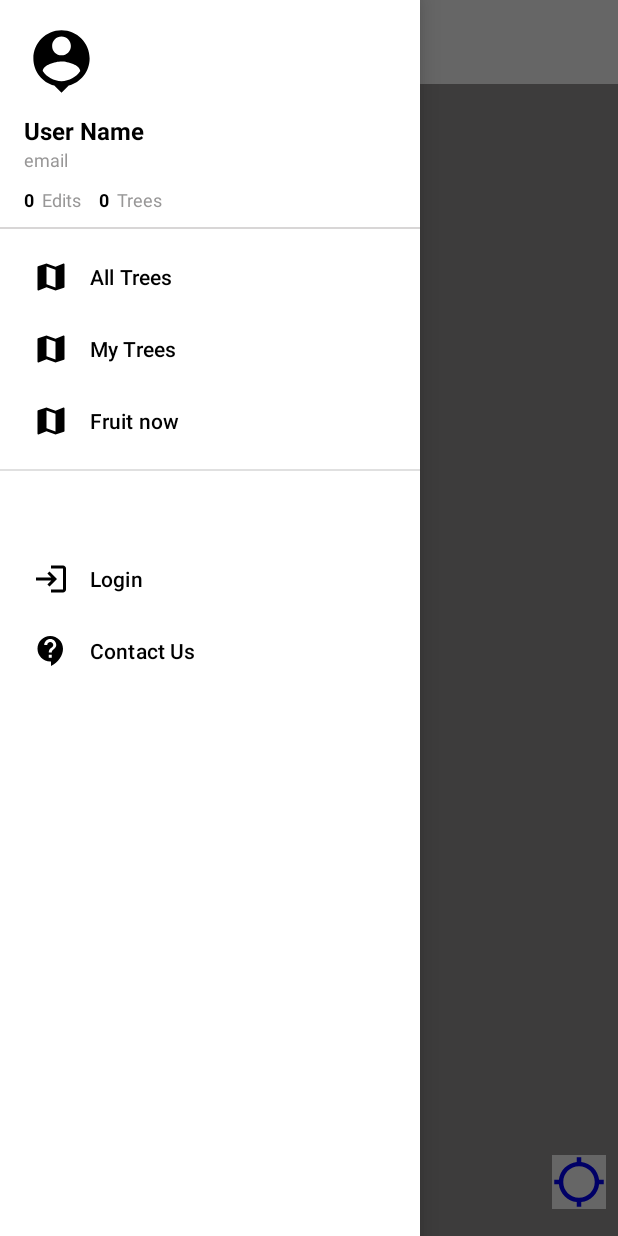
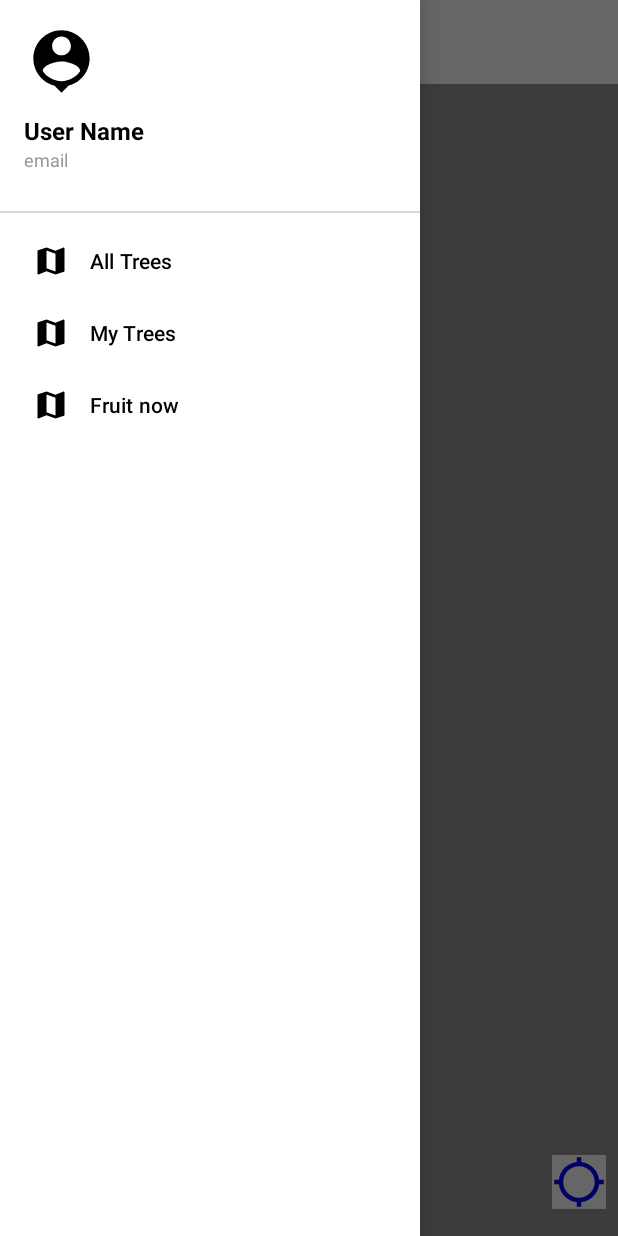
Before and after one commit to cShok/Tree_map, an Android app: the screen it shows after launch (MapsActivity), with the side drawer open, on a phone screen of 412 x 824 dp. Run offline under Robolectric (Android 15) with nearby library versions, the phone set to English and light mode, and no system bars; our stand-ins replace CircleImageView, Firebase (no records; nobody signed in at launch, a user with empty details on screens opened directly).

Commit message:
design improvements

```diff
--- a/app/src/main/java/com/example/maptur/MapsActivity.java
+++ b/app/src/main/java/com/example/maptur/MapsActivity.java
@@ -177,9 +177,7 @@ public class MapsActivity extends FragmentActivity implements OnMapReadyCallback
         toolbar.setNavigationOnClickListener(new View.OnClickListener() {
             @Override
             public void onClick(View v) {
-
                 drawerLayout.openDrawer(GravityCompat.START);
-
             }
         });
         navigationView.setNavigationItemSelectedListener(new NavigationView.OnNavigationItemSelectedListener() {
@@ -226,10 +224,21 @@ public class MapsActivity extends FragmentActivity implements OnMapReadyCallback
         if(googleSignInAccount!=null)
         {
             signedIn = true;
+
             // When google sign in account is not null
             // Set visibility
             btLogout.setVisibility(View.VISIBLE);
             btSignIn.setVisibility(View.GONE);
+
+            // change text in nav bar to user's name
+            NavigationView navigationView = findViewById(R.id.navigation_view);
+            View headerView = navigationView.getHeaderView(0);
+            TextView navUsername = (TextView) headerView.findViewById(R.id.name);
+            navUsername.setText(googleSignInAccount.getDisplayName());
+            // change text in nav bar to user's email
+            TextView navEmail = (TextView) headerView.findViewById(R.id.username);
+            navEmail.setText(googleSignInAccount.getEmail());
+
         }
         else
         {
--- a/app/src/main/res/layout/nav_header.xml
+++ b/app/src/main/res/layout/nav_header.xml
@@ -33,56 +33,57 @@
         android:textSize="12dp"
         android:layout_marginLeft="16dp"/>
 
-    <TextView
-        android:id="@+id/following"
-        android:layout_width="wrap_content"
-        android:layout_height="wrap_content"
-        android:text="0"
-        android:layout_below="@id/username"
-        android:textColor="@color/black"
-        android:textStyle="bold"
-        android:layout_marginTop="10dp"
-        android:textSize="12dp"
-        android:layout_marginLeft="16dp"
-        android:layout_marginRight="5dp"/>
+<!--    <TextView-->
+<!--        android:id="@+id/following"-->
+<!--        android:layout_width="wrap_content"-->
+<!--        android:layout_height="wrap_content"-->
+<!--        android:text="0"-->
+<!--        android:layout_below="@id/username"-->
+<!--        android:textColor="@color/black"-->
+<!--        android:textStyle="bold"-->
+<!--        android:layout_marginTop="10dp"-->
+<!--        android:textSize="12dp"-->
+<!--        android:layout_marginLeft="16dp"-->
+<!--        android:layout_marginRight="5dp"/>-->
 
-    <TextView
-        android:id="@+id/following_txt"
-        android:layout_width="wrap_content"
-        android:layout_height="wrap_content"
-        android:text="Edits"
-        android:layout_below="@id/username"
-        android:textColor="@color/lighgrey"
-        android:layout_toRightOf="@id/following"
-        android:layout_marginTop="10dp"
-        android:textSize="12dp" />
+<!--    <TextView-->
+<!--        android:id="@+id/following_txt"-->
+<!--        android:layout_width="wrap_content"-->
+<!--        android:layout_height="wrap_content"-->
+<!--        android:text="Edits"-->
+<!--        android:layout_below="@id/username"-->
+<!--        android:textColor="@color/lighgrey"-->
+<!--        android:layout_toRightOf="@id/following"-->
+<!--        android:layout_marginTop="10dp"-->
+<!--        android:textSize="12dp" />-->
 
-    <TextView
-        android:id="@+id/followers"
-        android:layout_width="wrap_content"
-        android:layout_height="wrap_content"
-        android:text="0"
-        android:textStyle="bold"
-        android:layout_below="@id/username"
-        android:textColor="@color/black"
-        android:layout_marginTop="10dp"
-        android:layout_toRightOf="@+id/following_txt"
-        android:textSize="12dp"
-        android:layout_marginLeft="12dp"
-        android:layout_marginRight="5dp"/>
+<!--    <TextView-->
+<!--        android:id="@+id/followers"-->
+<!--        android:layout_width="wrap_content"-->
+<!--        android:layout_height="wrap_content"-->
+<!--        android:layout_below="@id/username"-->
+<!--        android:layout_marginLeft="12dp"-->
+<!--        android:layout_marginTop="10dp"-->
+<!--        android:layout_marginRight="5dp"-->
+<!--        android:layout_toRightOf="@+id/following_txt"-->
+<!--        android:text="0"-->
+<!--        android:textColor="@color/black"-->
+<!--        android:textSize="12dp"-->
+<!--        android:textStyle="bold" />-->
 
-    <TextView
-        android:layout_width="wrap_content"
-        android:layout_height="wrap_content"
-        android:text="Trees"
-        android:layout_below="@id/username"
-        android:textColor="@color/lighgrey"
-        android:layout_toRightOf="@id/followers"
-        android:layout_marginTop="10dp"
-        android:textSize="12dp" />
+<!--    <TextView-->
+<!--        android:layout_width="wrap_content"-->
+<!--        android:layout_height="wrap_content"-->
+<!--        android:layout_below="@id/username"-->
+<!--        android:layout_marginTop="10dp"-->
+<!--        android:layout_toRightOf="@id/followers"-->
+<!--        android:text="Trees"-->
+<!--        android:textColor="@color/lighgrey"-->
+<!--        android:textSize="12dp" />-->
 
     <View
-        android:layout_below="@+id/followers"
+        style="@style/line"
         android:layout_width="match_parent"
-        style="@style/line"/>
+        android:layout_below="@id/username"
+        android:layout_marginTop="26dp" />
 </RelativeLayout>
--- a/app/src/main/res/menu/my_navigation_items.xml
+++ b/app/src/main/res/menu/my_navigation_items.xml
@@ -17,15 +17,15 @@
         android:title="Fruit now" />
 
     <item android:title="">
-        <menu>
-            <item
-                android:icon="@drawable/ic_baseline_login_24"
-                android:title="Login" />
-            // contact us
-            <item
-                android:icon="@drawable/ic_baseline_contact_support_24"
-                android:title="Contact Us" />
-        </menu>
+<!--        <menu>-->
+<!--            <item-->
+<!--                android:icon="@drawable/ic_baseline_login_24"-->
+<!--                android:title="Login" />-->
+<!--            // contact us-->
+<!--            <item-->
+<!--                android:icon="@drawable/ic_baseline_contact_support_24"-->
+<!--                android:title="Contact Us" />-->
+<!--        </menu>-->
     </item>
 
 
```
